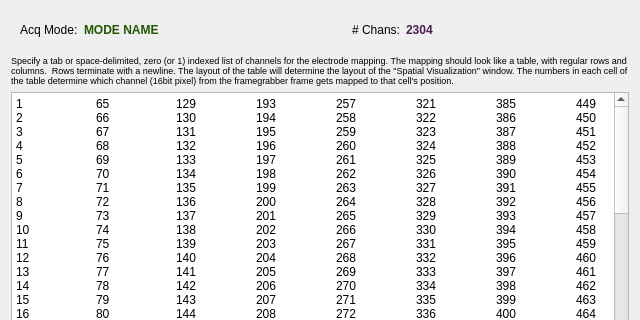
Qt form FG_ChanMapDialog.ui (acorver/SpikeGL) before a commit; both pictures show x 0 to 640 and y 0 to 320 of the 640 by 480 pixel window.
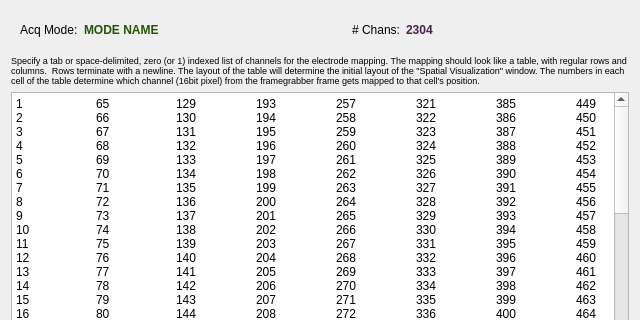
The same form after that commit.

Commit message: selecting a box in spatial vis works, now I need to update the graphs window to take the selection into account

```diff
--- a/FG_ChanMapDialog.ui
+++ b/FG_ChanMapDialog.ui
@@ -174,7 +174,7 @@
       </font>
      </property>
      <property name="text">
-      <string>Specify a tab or space-delimited, zero (or 1) indexed list of channels for the electrode mapping. The mapping should look like a table, with regular rows and columns.  Rows terminate with a newline. The layout of the table will determine the layout of the &quot;Spatial Visualization&quot; window. The numbers in each cell of the table determine which channel (16bit pixel) from the framegrabber frame gets mapped to that cell's position.</string>
+      <string>Specify a tab or space-delimited, zero (or 1) indexed list of channels for the electrode mapping. The mapping should look like a table, with regular rows and columns.  Rows terminate with a newline. The layout of the table will determine the initial layout of the &quot;Spatial Visualization&quot; window. The numbers in each cell of the table determine which channel (16bit pixel) from the framegrabber frame gets mapped to that cell's position.</string>
      </property>
      <property name="wordWrap">
       <bool>true</bool>
```
The commit also changes 9 other files.
